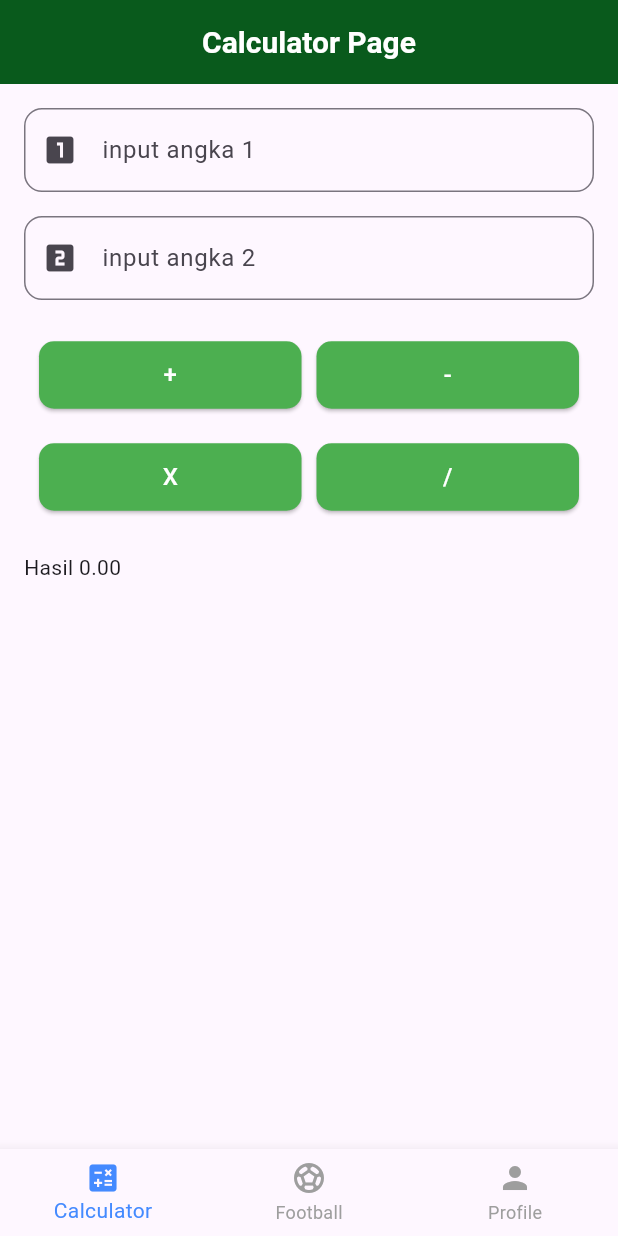
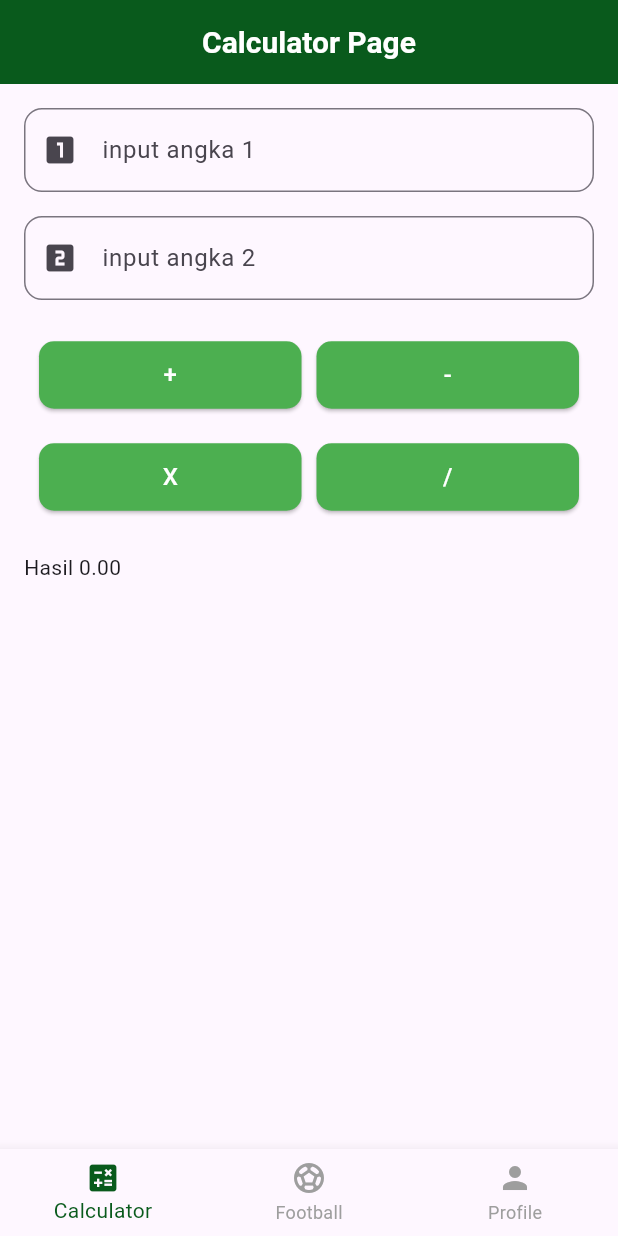
Before and after one commit to ARFVA/flutter_application_1, a Flutter app: the screen it shows after launch, after a tap on an icon or button, on a phone screen of 412 x 824 dp. Run offline on Flutter 3.47's test engine with Material 3 defaults, Android fonts, the phone set to English and light mode, and no system bars; our stand-ins replace get.

Commit message:
Perbaikan football edit

```diff
--- a/lib/controllers/main_controller.dart
+++ b/lib/controllers/main_controller.dart
@@ -3,7 +3,7 @@ import 'package:get/get.dart';
 class MainController extends GetxController {
   var selectedIndex = 0.obs;
 
-  void changeTab(int index) {
+  void changePage(int index) {
     selectedIndex.value = index;
   }
 }
--- a/lib/pages/Football_edit_page.dart
+++ b/lib/pages/Football_edit_page.dart
@@ -11,9 +11,6 @@ class FootballEditPage extends StatelessWidget {
 
   @override
   Widget build(BuildContext context) {
-    final index = Get.arguments;
-    editController.loadPlayer(index);
-
     return Scaffold(
       appBar: AppBar(
         title: const Text("Edit Player"),
@@ -42,7 +39,7 @@ class FootballEditPage extends StatelessWidget {
             const SizedBox(height: 20),
             CustomButton(
               text: "Simpan",
-              backgroundColor: Color.fromARGB(255, 9, 90, 28),
+              backgroundColor: const Color.fromARGB(255, 9, 90, 28),
               onPressed: () {
                 editController.updatePlayer();
                 Get.back();
--- a/lib/pages/main_page.dart
+++ b/lib/pages/main_page.dart
@@ -19,14 +19,11 @@ class MainPage extends StatelessWidget {
   @override
   Widget build(BuildContext context) {
     return Obx(() => Scaffold(
-          body: IndexedStack(
-            index: controller.selectedIndex.value,
-            children: pages,
-          ),
+          body: pages[controller.selectedIndex.value],
           bottomNavigationBar: BottomNavigationBar(
             currentIndex: controller.selectedIndex.value,
-            onTap: controller.changeTab,
-            selectedItemColor: Colors.blueAccent,
+            onTap: controller.changePage,
+            selectedItemColor: const Color.fromARGB(255, 9, 90, 28),
             unselectedItemColor: Colors.grey,
             items: const [
               BottomNavigationBarItem(
```
Also changed, not shown: lib/controllers/football_edit_controller.dart (+8 -3 lines), lib/fragment/History_fragment.dart (added, +10 -0 lines), lib/fragment/Home_fragment.dart (added, +10 -0 lines), lib/fragment/profile_fragment.dart (added, +10 -0 lines).
